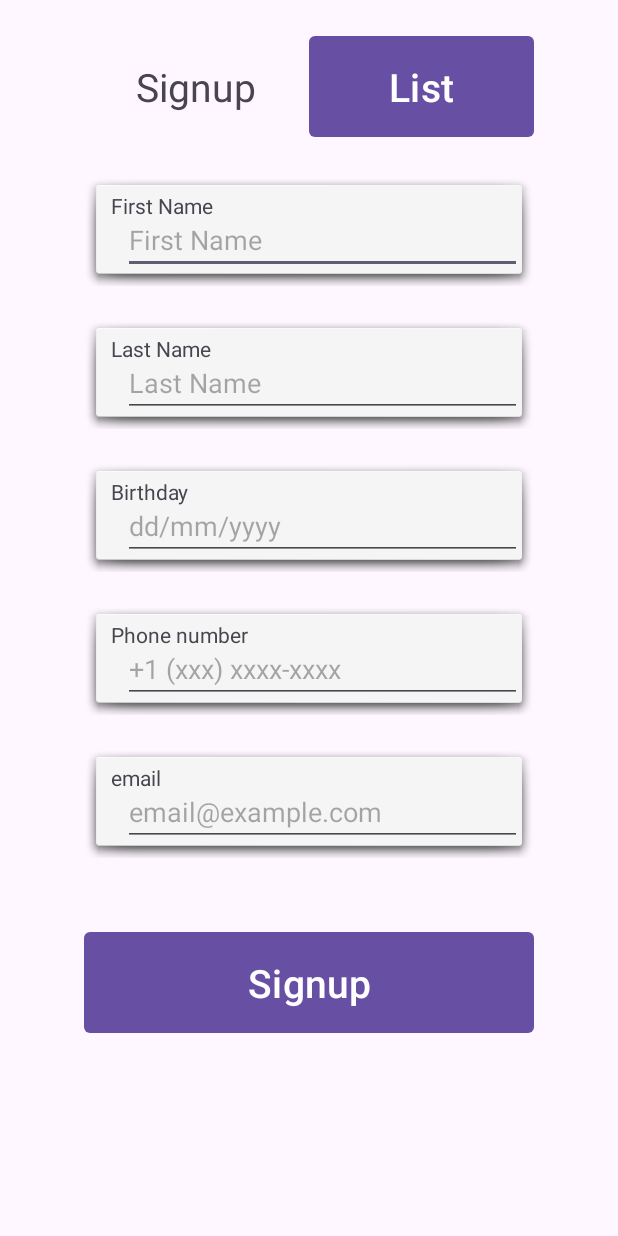
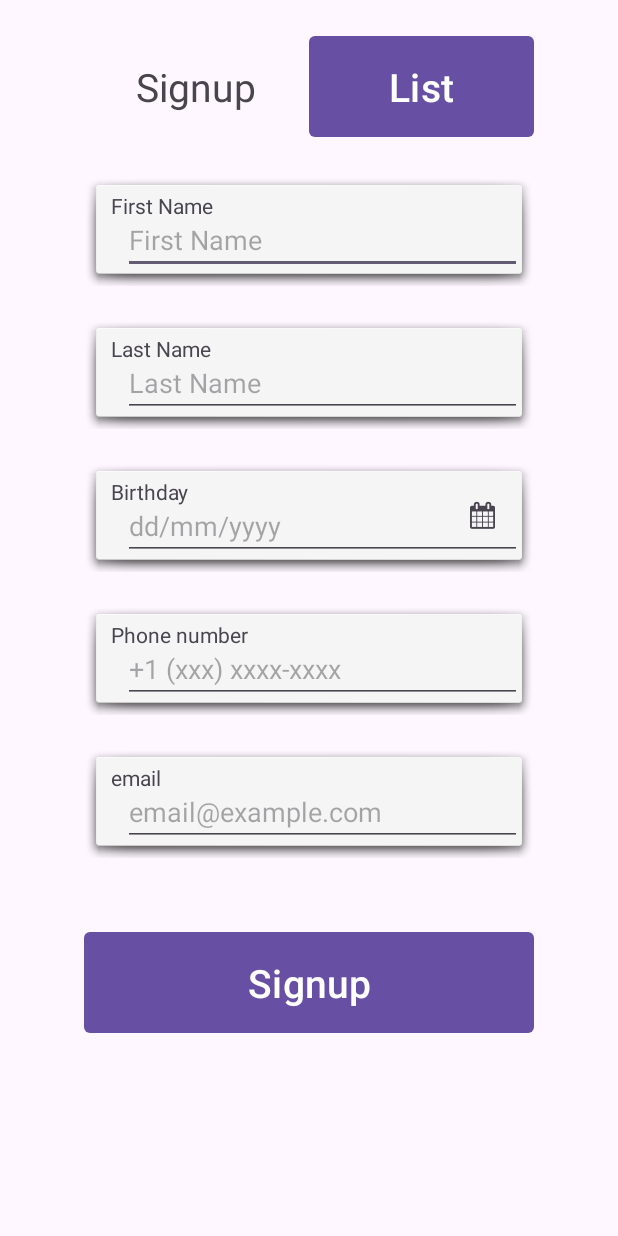
Before and after one commit to Wpiresferreira/mobileAddListCustomers, an Android app: the screen it shows after launch (MainActivity), on a phone screen of 412 x 824 dp. Run offline under Robolectric (Android 15) with nearby library versions, the phone set to English and light mode, and no system bars.

```diff
--- a/app/src/main/java/com/example/gla2wagnerferreira/MainActivity.java
+++ b/app/src/main/java/com/example/gla2wagnerferreira/MainActivity.java
@@ -31,7 +31,7 @@ public class MainActivity extends AppCompatActivity {
 
     EditText firstName, lastName, birthday, phoneNumber, email;
     DatePickerDialog datePickerDialog;
-    TextView text_Validate;
+    TextView text_Validate, text_CalendarIco;
 
     @Override
     protected void onCreate(Bundle savedInstanceState) {
@@ -50,6 +50,7 @@ public class MainActivity extends AppCompatActivity {
         phoneNumber = findViewById(R.id.edit_PhoneNumber);
         email = findViewById(R.id.edit_Email);
         text_Validate = findViewById(R.id.text_Validate);
+        text_CalendarIco = findViewById(R.id.text_CalendarIco);
 
         phoneNumber.addTextChangedListener(new TextWatcher() {
             @Override
@@ -97,7 +98,7 @@ public class MainActivity extends AppCompatActivity {
             }
         });
 
-        birthday.setOnClickListener(v -> {
+        text_CalendarIco.setOnClickListener(v -> {
             final Calendar c = Calendar.getInstance();
             int mYear = c.get(Calendar.YEAR); // current year
             int mMonth = c.get(Calendar.MONTH); // current month
--- a/app/src/main/res/layout/activity_main.xml
+++ b/app/src/main/res/layout/activity_main.xml
@@ -108,6 +108,7 @@
                     android:hint="@string/last_name"
                     android:inputType="text"
                     android:text="" />
+
             </FrameLayout>
 
             <Space
@@ -140,6 +141,16 @@
                     android:hint="@string/dd_mm_yyy"
                     android:inputType="text"
                     android:text="" />
+
+                <TextView
+                    android:id="@+id/text_CalendarIco"
+                    android:layout_width="wrap_content"
+                    android:layout_height="wrap_content"
+                    android:layout_gravity="center_vertical|end"
+                    android:fontFamily="@font/fontawesome"
+                    android:padding="18dp"
+                    android:text="@string/calendar"
+                    android:textSize="18sp" />
 
 
             </FrameLayout>
--- a/app/src/main/res/values/strings.xml
+++ b/app/src/main/res/values/strings.xml
@@ -13,6 +13,7 @@
     <string name="textview">TextView</string>
     <string name="loading">loading…</string>
     <string name="delete">&#xf00d;</string>
+    <string name="calendar">&#xf073;</string>
     <string name="signup">Signup</string>
     <string name="list">List</string>
     <string name="list_of_customers">List of Customers</string>
```
